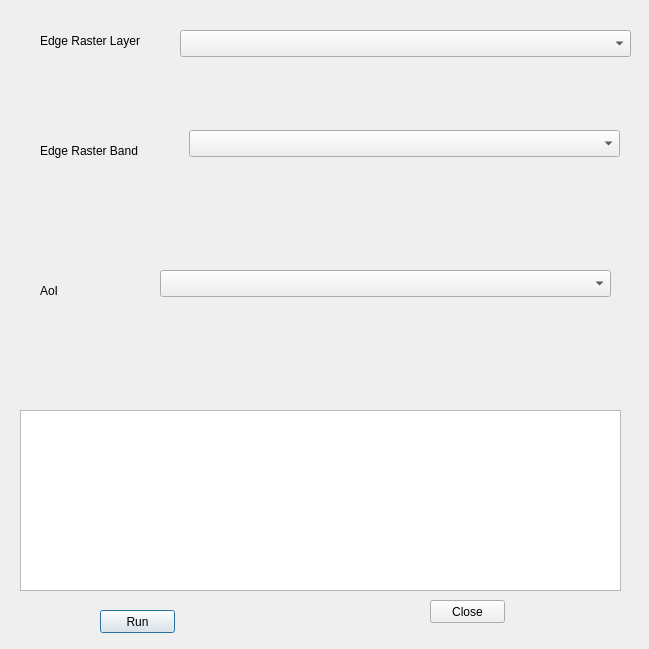
Above: qgis_plugin/mtf_estimator/mtf_estimator_dialog_base.ui from JorgeGIlG/MTF_Estimator before the change. Below: the same form after it.
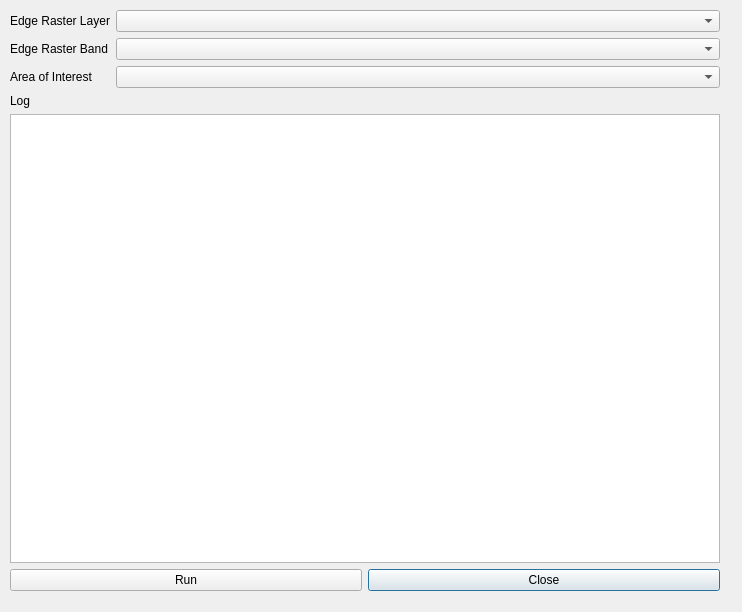
That is the form after the change. Custom widgets are drawn as their Qt base class.

```diff
--- a/qgis_plugin/mtf_estimator/mtf_estimator_dialog_base.ui
+++ b/qgis_plugin/mtf_estimator/mtf_estimator_dialog_base.ui
@@ -6,117 +6,160 @@
    <rect>
     <x>0</x>
     <y>0</y>
-    <width>649</width>
-    <height>649</height>
+    <width>742</width>
+    <height>612</height>
    </rect>
   </property>
+  <property name="sizePolicy">
+   <sizepolicy hsizetype="Fixed" vsizetype="Fixed">
+    <horstretch>0</horstretch>
+    <verstretch>0</verstretch>
+   </sizepolicy>
+  </property>
   <property name="windowTitle">
    <string>MTF Estimator</string>
   </property>
-  <widget class="QLabel" name="rasterLabel">
+  <widget class="QWidget" name="verticalLayoutWidget">
    <property name="geometry">
     <rect>
-     <x>40</x>
-     <y>30</y>
-     <width>101</width>
-     <height>21</height>
+     <x>0</x>
+     <y>0</y>
+     <width>730</width>
+     <height>601</height>
     </rect>
    </property>
-   <property name="text">
-    <string>Edge Raster Layer</string>
-   </property>
-  </widget>
-  <widget class="QPushButton" name="runButton">
-   <property name="geometry">
-    <rect>
-     <x>100</x>
-     <y>610</y>
-     <width>75</width>
-     <height>23</height>
-    </rect>
-   </property>
-   <property name="text">
-    <string>Run</string>
-   </property>
-  </widget>
-  <widget class="QPushButton" name="closeButton">
-   <property name="geometry">
-    <rect>
-     <x>430</x>
-     <y>600</y>
-     <width>75</width>
-     <height>23</height>
-    </rect>
-   </property>
-   <property name="text">
-    <string>Close</string>
-   </property>
-  </widget>
-  <widget class="QPlainTextEdit" name="plainTextEdit">
-   <property name="geometry">
-    <rect>
-     <x>20</x>
-     <y>410</y>
-     <width>601</width>
-     <height>181</height>
-    </rect>
-   </property>
-  </widget>
-  <widget class="QgsMapLayerComboBox" name="mMapRasterLayerComboBox">
-   <property name="geometry">
-    <rect>
-     <x>180</x>
-     <y>30</y>
-     <width>451</width>
-     <height>27</height>
-    </rect>
-   </property>
-  </widget>
-  <widget class="QgsMapLayerComboBox" name="mMapVectorLayerComboBox">
-   <property name="geometry">
-    <rect>
-     <x>160</x>
-     <y>270</y>
-     <width>451</width>
-     <height>27</height>
-    </rect>
-   </property>
-  </widget>
-  <widget class="QLabel" name="vectorLabel">
-   <property name="geometry">
-    <rect>
-     <x>40</x>
-     <y>280</y>
-     <width>101</width>
-     <height>21</height>
-    </rect>
-   </property>
-   <property name="text">
-    <string>AoI</string>
-   </property>
-  </widget>
-  <widget class="QgsRasterBandComboBox" name="mRasterBandComboBox">
-   <property name="geometry">
-    <rect>
-     <x>189</x>
-     <y>130</y>
-     <width>431</width>
-     <height>27</height>
-    </rect>
-   </property>
-  </widget>
-  <widget class="QLabel" name="rasterLabel_2">
-   <property name="geometry">
-    <rect>
-     <x>40</x>
-     <y>140</y>
-     <width>101</width>
-     <height>21</height>
-    </rect>
-   </property>
-   <property name="text">
-    <string>Edge Raster Band</string>
-   </property>
+   <layout class="QVBoxLayout" name="verticalLayout">
+    <property name="sizeConstraint">
+     <enum>QLayout::SetMaximumSize</enum>
+    </property>
+    <property name="leftMargin">
+     <number>10</number>
+    </property>
+    <property name="topMargin">
+     <number>10</number>
+    </property>
+    <property name="rightMargin">
+     <number>10</number>
+    </property>
+    <property name="bottomMargin">
+     <number>10</number>
+    </property>
+    <item>
+     <layout class="QFormLayout" name="formLayout">
+      <item row="0" column="0">
+       <widget class="QLabel" name="rasterLabel">
+        <property name="locale">
+         <locale language="English" country="UnitedStates"/>
+        </property>
+        <property name="text">
+         <string>Edge Raster Layer</string>
+        </property>
+       </widget>
+      </item>
+      <item row="0" column="1">
+       <widget class="QgsMapLayerComboBox" name="mMapRasterLayerComboBox">
+        <property name="locale">
+         <locale language="English" country="UnitedStates"/>
+        </property>
+       </widget>
+      </item>
+      <item row="1" column="0">
+       <widget class="QLabel" name="rasterLabel_2">
+        <property name="locale">
+         <locale language="English" country="UnitedStates"/>
+        </property>
+        <property name="text">
+         <string>Edge Raster Band</string>
+        </property>
+       </widget>
+      </item>
+      <item row="1" column="1">
+       <widget class="QgsMapLayerComboBox" name="mMapVectorLayerComboBox">
+        <property name="locale">
+         <locale language="English" country="UnitedStates"/>
+        </property>
+       </widget>
+      </item>
+      <item row="2" column="0">
+       <widget class="QLabel" name="vectorLabel">
+        <property name="locale">
+         <locale language="English" country="UnitedStates"/>
+        </property>
+        <property name="text">
+         <string>Area of Interest</string>
+        </property>
+       </widget>
+      </item>
+      <item row="2" column="1">
+       <widget class="QgsRasterBandComboBox" name="mRasterBandComboBox">
+        <property name="locale">
+         <locale language="English" country="UnitedStates"/>
+        </property>
+       </widget>
+      </item>
+     </layout>
+    </item>
+    <item>
+     <layout class="QGridLayout" name="gridLayout_2">
+      <item row="0" column="0">
+       <widget class="QLabel" name="label">
+        <property name="locale">
+         <locale language="English" country="UnitedStates"/>
+        </property>
+        <property name="text">
+         <string>Log</string>
+        </property>
+       </widget>
+      </item>
+      <item row="2" column="0">
+       <layout class="QGridLayout" name="gridLayout">
+        <item row="1" column="1">
+         <widget class="QPushButton" name="closeButton">
+          <property name="locale">
+           <locale language="English" country="UnitedStates"/>
+          </property>
+          <property name="text">
+           <string>Close</string>
+          </property>
+         </widget>
+        </item>
+        <item row="1" column="0">
+         <widget class="QPushButton" name="runButton">
+          <property name="enabled">
+           <bool>true</bool>
+          </property>
+          <property name="locale">
+           <locale language="English" country="UnitedStates"/>
+          </property>
+          <property name="text">
+           <string>Run</string>
+          </property>
+          <property name="checkable">
+           <bool>false</bool>
+          </property>
+         </widget>
+        </item>
+       </layout>
+      </item>
+      <item row="1" column="0">
+       <widget class="QPlainTextEdit" name="plainTextEdit">
+        <property name="minimumSize">
+         <size>
+          <width>631</width>
+          <height>0</height>
+         </size>
+        </property>
+        <property name="locale">
+         <locale language="English" country="UnitedStates"/>
+        </property>
+        <property name="readOnly">
+         <bool>true</bool>
+        </property>
+       </widget>
+      </item>
+     </layout>
+    </item>
+   </layout>
   </widget>
  </widget>
  <customwidgets>
```
